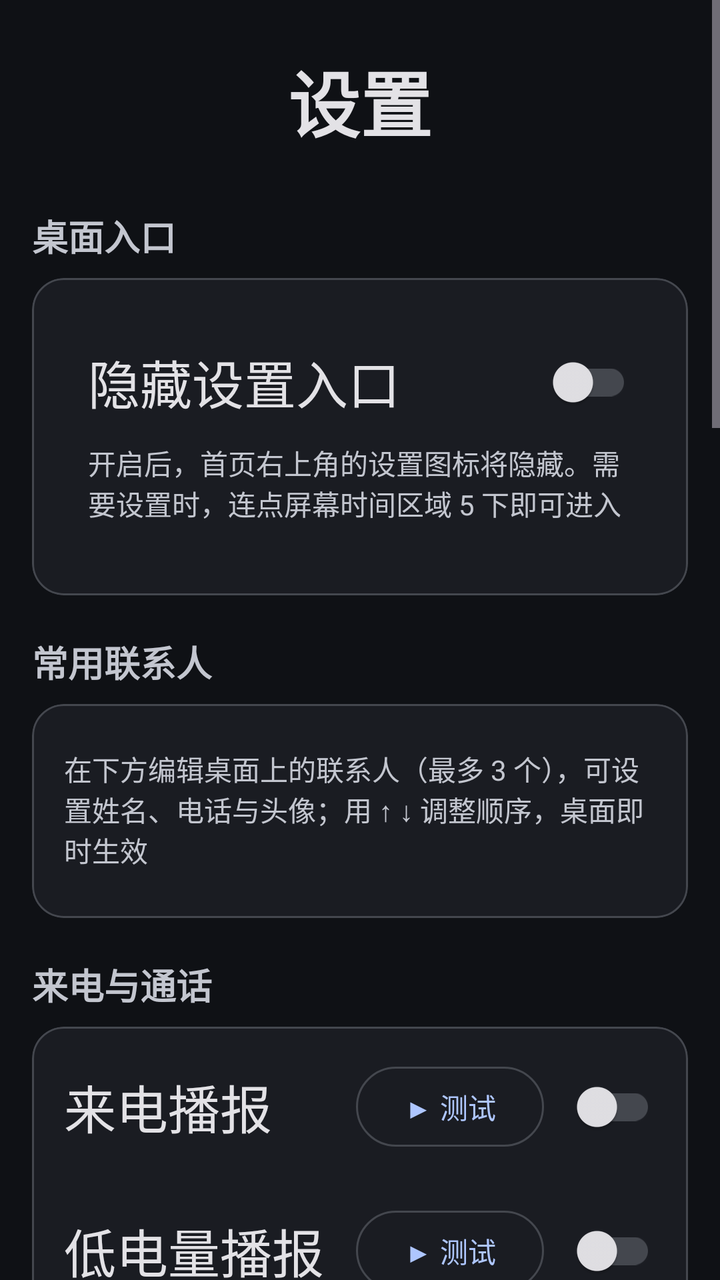
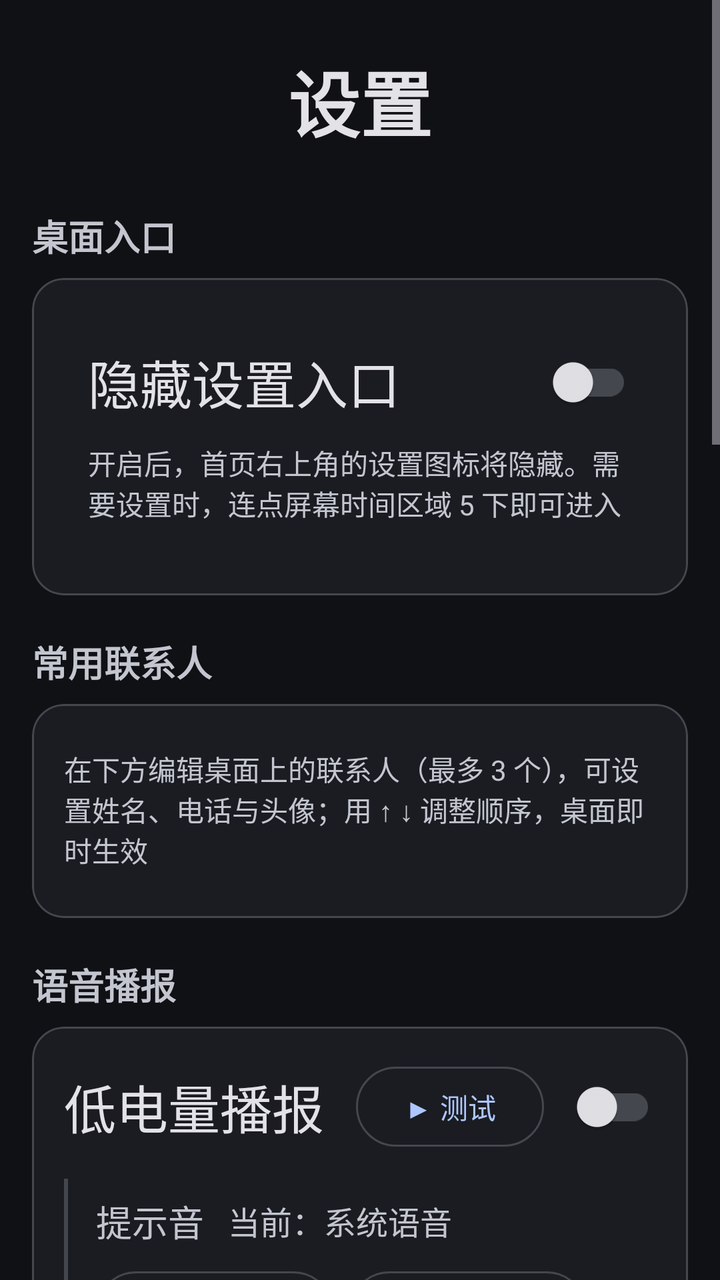

Compare the two renders of this Android layout. The source of the first and the diff that turns it into the second are given below.
<!-- AndroidManifest.xml: application theme Theme.ElderLauncher -->
<!-- res/layout/activity_settings.xml -->
<?xml version="1.0" encoding="utf-8"?>
<ScrollView xmlns:android="http://schemas.android.com/apk/res/android"
    xmlns:app="http://schemas.android.com/apk/res-auto"
    android:layout_width="match_parent"
    android:layout_height="match_parent">

    <LinearLayout
        android:layout_width="match_parent"
        android:layout_height="wrap_content"
        android:orientation="vertical"
        android:padding="16dp">

        <TextView
            android:layout_width="match_parent"
            android:layout_height="wrap_content"
            android:gravity="center"
            android:padding="8dp"
            android:text="@string/settings_title"
            android:textColor="?attr/colorOnSurface"
            android:textSize="@dimen/textTitle"
            android:textStyle="bold" />

        
        <TextView
            style="@style/SectionTitle"
            android:text="@string/set_home_title" />

        <com.google.android.material.card.MaterialCardView style="@style/SettingsCard">

            <LinearLayout
                android:layout_width="match_parent"
                android:layout_height="wrap_content"
                android:orientation="vertical"
                android:padding="12dp">

                <LinearLayout
                    android:layout_width="match_parent"
                    android:layout_height="wrap_content"
                    android:gravity="center_vertical"
                    android:orientation="horizontal">

                    <TextView
                        android:layout_width="0dp"
                        android:layout_height="wrap_content"
                        android:layout_weight="1"
                        android:text="@string/set_hide_settings"
                        android:textColor="?attr/colorOnSurface"
                        android:textSize="@dimen/textSubtitle" />

                    <com.google.android.material.switchmaterial.SwitchMaterial
                        android:id="@+id/swHideSettings"
                        android:layout_width="wrap_content"
                        android:layout_height="wrap_content" />
                </LinearLayout>

                <TextView
                    style="@style/HintText"
                    android:text="@string/set_hide_settings_tip" />
            </LinearLayout>
        </com.google.android.material.card.MaterialCardView>

        
        <TextView
            style="@style/SectionTitle"
            android:text="@string/set_fav_title" />

        <com.google.android.material.card.MaterialCardView style="@style/SettingsCard">

            <LinearLayout
                android:layout_width="match_parent"
                android:layout_height="wrap_content"
                android:orientation="vertical">

                <TextView
                    style="@style/HintText"
                    android:text="@string/set_fav_tip" />

                <LinearLayout
                    android:id="@+id/favContainer"
                    android:layout_width="match_parent"
                    android:layout_height="wrap_content"
                    android:orientation="vertical" />
            </LinearLayout>
        </com.google.android.material.card.MaterialCardView>

        
        <TextView
            style="@style/SectionTitle"
            android:text="@string/section_call" />

        <com.google.android.material.card.MaterialCardView
            style="@style/SettingsCard"
            app:contentPadding="4dp">

            <LinearLayout
                android:layout_width="match_parent"
                android:layout_height="wrap_content"
                android:orientation="vertical">

                <LinearLayout
                    android:layout_width="match_parent"
                    android:layout_height="wrap_content"
                    android:gravity="center_vertical"
                    android:orientation="horizontal"
                    android:padding="12dp">

                    <TextView
                        android:layout_width="0dp"
                        android:layout_height="wrap_content"
                        android:layout_weight="1"
                        android:text="@string/set_incoming"
                        android:textColor="?attr/colorOnSurface"
                        android:textSize="@dimen/textSubtitle" />

                    <com.google.android.material.button.MaterialButton
                        android:id="@+id/btnTestIncoming"
                        style="@style/Widget.Material3.Button.OutlinedButton"
                        android:layout_width="wrap_content"
                        android:layout_height="wrap_content"
                        android:layout_marginEnd="8dp"
                        android:text="@string/btn_test" />

                    <com.google.android.material.switchmaterial.SwitchMaterial
                        android:id="@+id/swIncoming"
                        android:layout_width="wrap_content"
                        android:layout_height="wrap_content" />
                </LinearLayout>

                <LinearLayout
                    android:layout_width="match_parent"
                    android:layout_height="wrap_content"
                    android:gravity="center_vertical"
                    android:orientation="horizontal"
                    android:padding="12dp">

                    <TextView
                        android:layout_width="0dp"
                        android:layout_height="wrap_content"
                        android:layout_weight="1"
                        android:text="@string/set_lowbattery"
                        android:textColor="?attr/colorOnSurface"
                        android:textSize="@dimen/textSubtitle" />

                    <com.google.android.material.button.MaterialButton
                        android:id="@+id/btnTestLow"
                        style="@style/Widget.Material3.Button.OutlinedButton"
                        android:layout_width="wrap_content"
                        android:layout_height="wrap_content"
                        android:layout_marginEnd="8dp"
                        android:text="@string/btn_test" />

                    <com.google.android.material.switchmaterial.SwitchMaterial
                        android:id="@+id/swLow"
                        android:layout_width="wrap_content"
                        android:layout_height="wrap_content" />
                </LinearLayout>

                
                <LinearLayout
                    android:layout_width="match_parent"
                    android:layout_height="wrap_content"
                    android:layout_marginStart="12dp"
                    android:layout_marginEnd="12dp"
                    android:layout_marginBottom="8dp"
                    android:background="@drawable/tone_subsection_guide"
                    android:orientation="vertical"
                    android:paddingStart="16dp"
                    android:paddingEnd="0dp"
                    android:paddingTop="8dp"
                    android:paddingBottom="4dp">

                    
                    <LinearLayout
                        android:layout_width="match_parent"
                        android:layout_height="wrap_content"
                        android:gravity="center_vertical"
                        android:orientation="horizontal">

                        <TextView
                            style="@style/SubItemLabel"
                            android:text="@string/set_low_tone" />

                        <TextView
                            android:id="@+id/tvLowToneStatus"
                            style="@style/SubItemStatus"
                            android:layout_width="0dp"
                            android:layout_height="wrap_content"
                            android:layout_marginStart="12dp"
                            android:layout_weight="1"
                            android:text="@string/low_tone_status_system" />
                    </LinearLayout>

                    <LinearLayout
                        android:layout_width="match_parent"
                        android:layout_height="wrap_content"
                        android:layout_marginTop="8dp"
                        android:gravity="center_vertical"
                        android:orientation="horizontal">

                        
                        <com.google.android.material.button.MaterialButton
                            android:id="@+id/btnPickTone"
                            style="@style/Widget.Material3.Button.OutlinedButton"
                            android:layout_width="wrap_content"
                            android:layout_height="wrap_content"
                            android:minHeight="@dimen/touchTarget"
                            android:text="@string/btn_pick_tone" />

                        
                        <com.google.android.material.button.MaterialButton
                            android:id="@+id/btnResetTone"
                            style="@style/Widget.Material3.Button.OutlinedButton"
                            android:layout_width="wrap_content"
                            android:layout_height="wrap_content"
                            android:layout_marginStart="8dp"
                            android:minHeight="@dimen/touchTarget"
                            android:textColor="@color/tone_secondary_text"
                            android:text="@string/btn_reset_tone" />
                    </LinearLayout>

                    <TextView
                        style="@style/HintText"
                        android:text="@string/low_tone_tip" />
                </LinearLayout>
            </LinearLayout>
        </com.google.android.material.card.MaterialCardView>

        
        <TextView
            style="@style/SectionTitle"
            android:text="@string/section_permission" />

        <com.google.android.material.card.MaterialCardView style="@style/SettingsCard">

            <LinearLayout
                android:layout_width="match_parent"
                android:layout_height="wrap_content"
                android:orientation="vertical">

                <com.google.android.material.button.MaterialButton
                    android:id="@+id/btnAutostart"
                    style="@style/BigButton"
                    android:layout_width="match_parent"
                    android:layout_height="wrap_content"
                    android:text="@string/btn_autostart" />

                <TextView
                    style="@style/HintText"
                    android:text="@string/autostart_tip" />

                <com.google.android.material.button.MaterialButton
                    android:id="@+id/btnBattery"
                    style="@style/BigButton"
                    android:layout_width="match_parent"
                    android:layout_height="wrap_content"
                    android:layout_marginTop="4dp"
                    android:text="@string/btn_battery" />

                <TextView
                    style="@style/HintText"
                    android:text="@string/battery_tip" />
            </LinearLayout>
        </com.google.android.material.card.MaterialCardView>

        
        <TextView
            style="@style/SectionTitle"
            android:text="@string/section_default" />

        <com.google.android.material.card.MaterialCardView style="@style/SettingsCard">

            <LinearLayout
                android:layout_width="match_parent"
                android:layout_height="wrap_content"
                android:orientation="vertical">

                <com.google.android.material.button.MaterialButton
                    android:id="@+id/btnDefault"
                    style="@style/BigButton"
                    android:layout_width="match_parent"
                    android:layout_height="wrap_content"
                    android:text="@string/set_default_launcher" />

                <TextView
                    style="@style/HintText"
                    android:text="@string/set_default_tip" />

                <com.google.android.material.button.MaterialButton
                    android:id="@+id/btnRestoreHome"
                    style="@style/BigButton.Outlined"
                    android:layout_width="match_parent"
                    android:layout_height="wrap_content"
                    android:layout_marginTop="4dp"
                    android:text="@string/restore_system_home" />

                <TextView
                    style="@style/HintText"
                    android:text="@string/restore_system_home_tip" />
            </LinearLayout>
        </com.google.android.material.card.MaterialCardView>

        
        <TextView
            style="@style/SectionTitle"
            android:text="@string/section_diagnostic" />

        <com.google.android.material.card.MaterialCardView style="@style/SettingsCard">

            <LinearLayout
                android:layout_width="match_parent"
                android:layout_height="wrap_content"
                android:orientation="vertical">

                <com.google.android.material.button.MaterialButton
                    android:id="@+id/btnExportLog"
                    style="@style/BigButton.Outlined"
                    android:layout_width="match_parent"
                    android:layout_height="wrap_content"
                    android:text="@string/export_log" />

                <TextView
                    style="@style/HintText"
                    android:text="@string/export_log_tip" />
            </LinearLayout>
        </com.google.android.material.card.MaterialCardView>

        <View
            android:layout_width="match_parent"
            android:layout_height="24dp" />
    </LinearLayout>
</ScrollView>
<!-- resources referenced by this layout -->
<resources>
  <dimen name="textSubtitle">26sp</dimen>
  <dimen name="textTitle">36sp</dimen>
  <dimen name="touchTarget">48dp</dimen>
  <string name="autostart_tip">开启自启动与后台运行，手机重启后自动进入桌面</string>
  <string name="battery_tip">允许后台运行，保证开机与来电提醒不被系统拦截</string>
  <string name="btn_autostart">自启动权限</string>
  <string name="btn_battery">忽略电池优化</string>
  <string name="btn_pick_tone">选择提示音</string>
  <string name="btn_reset_tone">恢复提示音</string>
  <string name="btn_test">▶ 测试</string>
  <string name="export_log">导出诊断日志</string>
  <string name="export_log_tip">把版本、设备型号、权限状态、语音引擎状态和运行日志打包成一份文本，可直接发给我排查问题。不含联系人号码、照片、通话内容等隐私信息</string>
  <string name="low_tone_status_system">当前：系统语音</string>
  <string name="low_tone_tip">自定义音频，单个文件不超过 10MB</string>
  <string name="restore_system_home">恢复系统桌面</string>
  <string name="restore_system_home_tip">打开系统设置，把默认桌面改回手机原来的桌面。系统不允许应用自行取消，需要你手动选择</string>
  <string name="section_call">来电与通话</string>
  <string name="section_default">默认应用</string>
  <string name="section_diagnostic">日志与诊断</string>
  <string name="section_permission">权限与保活</string>
  <string name="set_default_launcher">设为默认桌面</string>
  <string name="set_default_tip">点一下，在系统设置里把“老人桌面”勾选为默认主屏幕，开机即进入本应用</string>
  <string name="set_fav_tip">在下方编辑桌面上的联系人（最多 3 个），可设置姓名、电话与头像；用 ↑ ↓ 调整顺序，桌面即时生效</string>
  <string name="set_fav_title">常用联系人</string>
  <string name="set_hide_settings">隐藏设置入口</string>
  <string name="set_hide_settings_tip">开启后，首页右上角的设置图标将隐藏。需要设置时，连点屏幕时间区域 5 下即可进入</string>
  <string name="set_home_title">桌面入口</string>
  <string name="set_incoming">来电播报</string>
  <string name="set_low_tone">提示音</string>
  <string name="set_lowbattery">低电量播报</string>
  <string name="settings_title">设置</string>
  <style name="SubItemLabel">
          <item name="android:layout_width">wrap_content</item>
          <item name="android:layout_height">wrap_content</item>
          <item name="android:textSize">@dimen/textLabel</item>
          <item name="android:textColor">?attr/colorOnSurfaceVariant</item>
      </style>
  <style name="SubItemStatus">
          <item name="android:textSize">@dimen/textTiny</item>
          <item name="android:textColor">?attr/colorOnSurfaceVariant</item>
          <item name="android:maxLines">1</item>
          <item name="android:ellipsize">end</item>
      </style>
  <color name="colorOutline">#44474E</color>
  <dimen name="textHeadline">30sp</dimen>
  <dimen name="cornerLarge">16dp</dimen>
  <dimen name="textSection">22sp</dimen>
  <dimen name="textCaption">14sp</dimen>
  <dimen name="textLabel">18sp</dimen>
  <dimen name="textTiny">16sp</dimen>
  <color name="colorPrimary">#AEC6FF</color>
  <color name="colorOnPrimary">#0B2F66</color>
  <color name="colorPrimaryContainer">#284786</color>
  <color name="colorOnPrimaryContainer">#D9E2FF</color>
  <color name="colorSecondary">#BEC6DC</color>
  <color name="colorOnSecondary">#283141</color>
  <color name="colorSecondaryContainer">#3E4759</color>
  <color name="colorOnSecondaryContainer">#DAE2F9</color>
  <color name="colorTertiary">#DDBCE4</color>
  <color name="colorOnTertiary">#3F2844</color>
  <color name="colorTertiaryContainer">#573E5C</color>
  <color name="colorOnTertiaryContainer">#FAD8FF</color>
  <color name="colorOnBackground">#E2E2E9</color>
  <color name="colorSurface">#1A1C22</color>
  <color name="colorOnSurface">#E3E2E6</color>
  <color name="colorSurfaceVariant">#2A2E37</color>
  <color name="colorOnSurfaceVariant">#C3C6CF</color>
  <color name="colorSurfaceContainer">#1E2128</color>
  <color name="colorSurfaceContainerHigh">#282C34</color>
  <color name="colorSurfaceContainerHighest">#33373F</color>
  <color name="colorOutlineVariant">#2A2E37</color>
  <color name="colorError">#FFB4AB</color>
  <color name="colorOnError">#690005</color>
  <color name="colorErrorContainer">#93000A</color>
  <color name="colorOnErrorContainer">#FFDAD6</color>
  <color name="colorBackground">#0F1115</color>
  <!-- unchanged entries left out for length: 7 -->
</resources>

<!-- the commit's change to res/layout/activity_settings.xml (unified diff, before → after) -->
@@ -86,7 +86,7 @@
         
         <TextView
             style="@style/SectionTitle"
-            android:text="@string/section_call" />
+            android:text="@string/section_announce" />
 
         <com.google.android.material.card.MaterialCardView
             style="@style/SettingsCard"
@@ -96,35 +96,6 @@
                 android:layout_width="match_parent"
                 android:layout_height="wrap_content"
                 android:orientation="vertical">
-
-                <LinearLayout
-                    android:layout_width="match_parent"
-                    android:layout_height="wrap_content"
-                    android:gravity="center_vertical"
-                    android:orientation="horizontal"
-                    android:padding="12dp">
-
-                    <TextView
-                        android:layout_width="0dp"
-                        android:layout_height="wrap_content"
-                        android:layout_weight="1"
-                        android:text="@string/set_incoming"
-                        android:textColor="?attr/colorOnSurface"
-                        android:textSize="@dimen/textSubtitle" />
-
-                    <com.google.android.material.button.MaterialButton
-                        android:id="@+id/btnTestIncoming"
-                        style="@style/Widget.Material3.Button.OutlinedButton"
-                        android:layout_width="wrap_content"
-                        android:layout_height="wrap_content"
-                        android:layout_marginEnd="8dp"
-                        android:text="@string/btn_test" />
-
-                    <com.google.android.material.switchmaterial.SwitchMaterial
-                        android:id="@+id/swIncoming"
-                        android:layout_width="wrap_content"
-                        android:layout_height="wrap_content" />
-                </LinearLayout>
 
                 <LinearLayout
                     android:layout_width="match_parent"
<!-- resource entries referenced after the edit -->
@@ -4,7 +4,7 @@
   <dimen name="textTitle">36sp</dimen>
   <dimen name="touchTarget">48dp</dimen>
   <string name="autostart_tip">开启自启动与后台运行，手机重启后自动进入桌面</string>
-  <string name="battery_tip">允许后台运行，保证开机与来电提醒不被系统拦截</string>
+  <string name="battery_tip">允许后台运行，保证开机与低电量播报不被系统拦截</string>
   <string name="btn_autostart">自启动权限</string>
   <string name="btn_battery">忽略电池优化</string>
   <string name="btn_pick_tone">选择提示音</string>
@@ -16,7 +16,7 @@
   <string name="low_tone_tip">自定义音频，单个文件不超过 10MB</string>
   <string name="restore_system_home">恢复系统桌面</string>
   <string name="restore_system_home_tip">打开系统设置，把默认桌面改回手机原来的桌面。系统不允许应用自行取消，需要你手动选择</string>
-  <string name="section_call">来电与通话</string>
+  <string name="section_announce">语音播报</string>
   <string name="section_default">默认应用</string>
   <string name="section_diagnostic">日志与诊断</string>
   <string name="section_permission">权限与保活</string>
@@ -27,7 +27,6 @@
   <string name="set_hide_settings">隐藏设置入口</string>
   <string name="set_hide_settings_tip">开启后，首页右上角的设置图标将隐藏。需要设置时，连点屏幕时间区域 5 下即可进入</string>
   <string name="set_home_title">桌面入口</string>
-  <string name="set_incoming">来电播报</string>
   <string name="set_low_tone">提示音</string>
   <string name="set_lowbattery">低电量播报</string>
   <string name="settings_title">设置</string>
